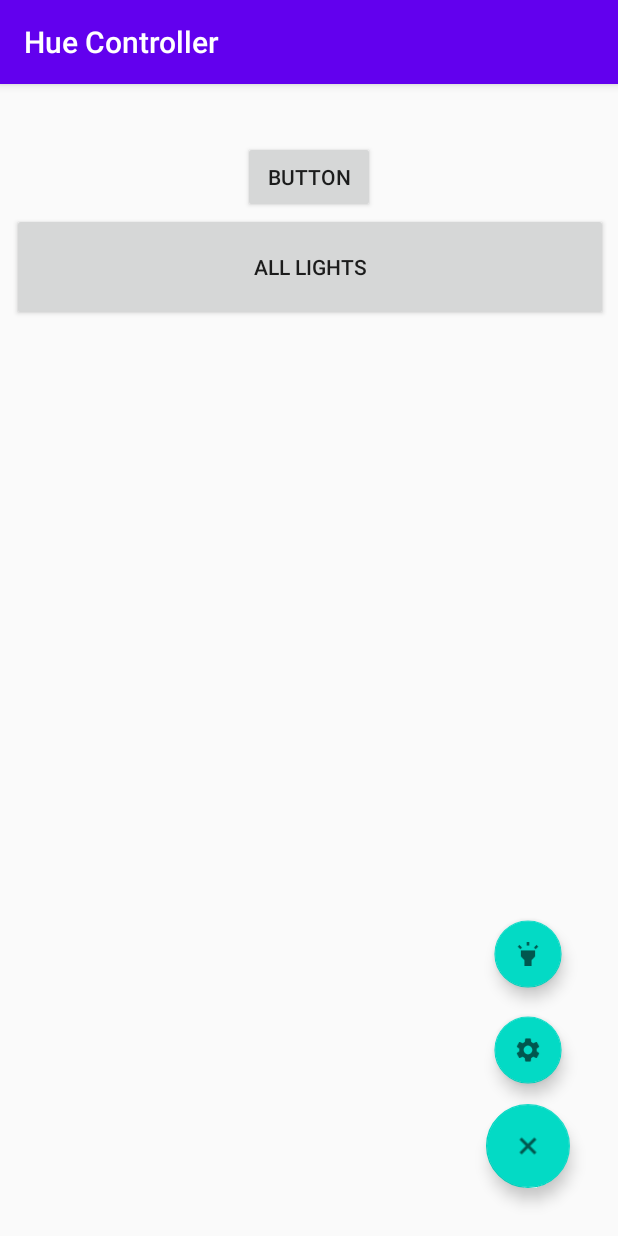
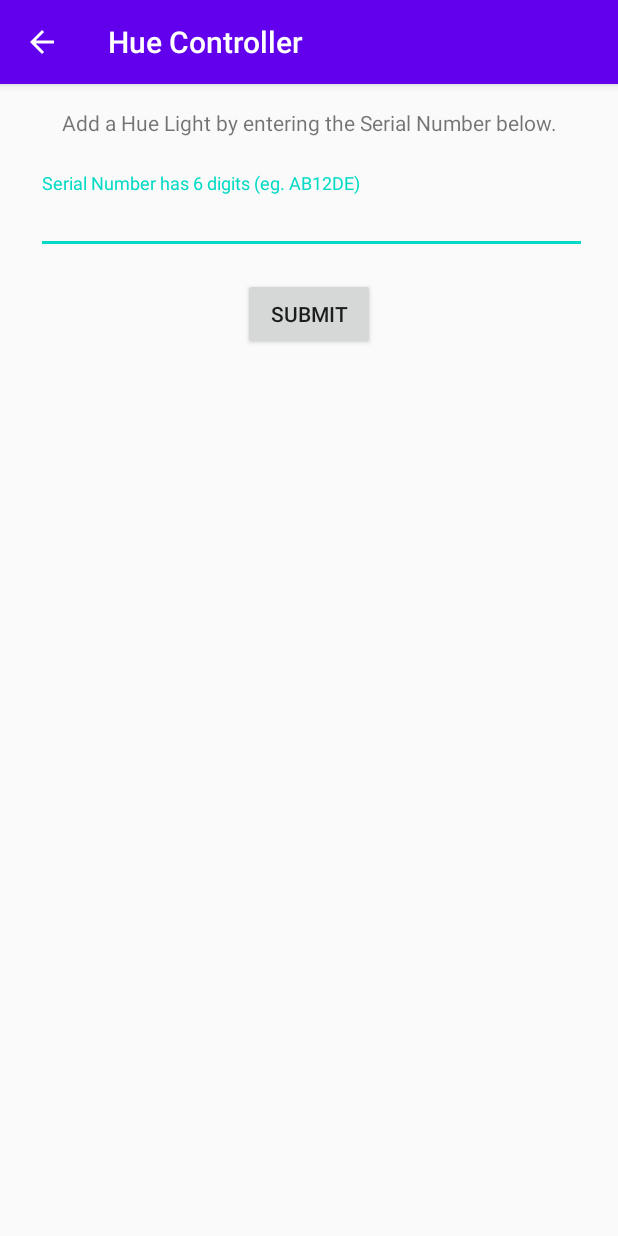
Before and after one commit to Rafaelrico7/ost-mge-hue-controller, an Android app: the screen it shows after launch (MainActivity before the commit, LightActivity after it), after a tap on an icon or button, on a phone screen of 412 x 824 dp. Run offline under Robolectric (Android 15) with nearby library versions, the phone set to English and light mode, and no system bars; our stand-ins replace Volley; network calls fail; 3 other taps on this screen came first.

Commit message:
added add light activity

```diff
--- a/app/src/main/AndroidManifest.xml
+++ b/app/src/main/AndroidManifest.xml
@@ -11,9 +11,10 @@
         android:roundIcon="@mipmap/ic_launcher_round"
         android:supportsRtl="true"
         android:theme="@style/AppTheme">
+        <activity android:name=".LightActivity"></activity>
         <activity
             android:name=".SettingsActivity"
-            android:label="@string/title_activity_settings"></activity>
+            android:label="@string/title_activity_settings" />
         <activity android:name=".MainActivity">
             <intent-filter>
                 <action android:name="android.intent.action.MAIN" />
--- /dev/null
+++ b/app/src/main/java/com/example/hue/LightActivity.kt
@@ -0,0 +1,27 @@
+package com.example.hue
+
+import androidx.appcompat.app.AppCompatActivity
+import android.os.Bundle
+import android.view.MenuItem
+
+class LightActivity : AppCompatActivity() {
+    override fun onCreate(savedInstanceState: Bundle?) {
+        super.onCreate(savedInstanceState)
+        setContentView(R.layout.activity_light)
+        supportActionBar?.setDisplayHomeAsUpEnabled(true)
+    }
+
+    override fun onOptionsItemSelected(item: MenuItem): Boolean {
+        when (item.itemId) {
+            android.R.id.home -> {
+                onBackPressed()
+                return true
+
+            }
+
+        }
+        return super.onOptionsItemSelected(item)
+
+
+    }
+}
--- a/app/src/main/java/com/example/hue/MainActivity.kt
+++ b/app/src/main/java/com/example/hue/MainActivity.kt
@@ -64,7 +64,14 @@ class MainActivity : AppCompatActivity() {
         }
 
         light_button.setOnClickListener{
-            Toast.makeText(this, "Light Button Clicked", Toast.LENGTH_SHORT).show()
+            val myIntent = Intent(this, LightActivity::class.java)
+            startActivity(myIntent)
+            overridePendingTransition( R.anim.from_right, R.anim.to_left );
+            val toBottom = AnimationUtils.loadAnimation(this, R.anim.to_bottom_anim)
+            val rotateClose = AnimationUtils.loadAnimation(this, R.anim.rotate_close_anim)
+            menu_button.startAnimation(toBottom)
+            light_button.startAnimation(toBottom)
+            add_button.startAnimation(rotateClose)
         }
     }
 
--- /dev/null
+++ b/app/src/main/res/layout/activity_light.xml
@@ -0,0 +1,47 @@
+<?xml version="1.0" encoding="utf-8"?>
+<androidx.constraintlayout.widget.ConstraintLayout xmlns:android="http://schemas.android.com/apk/res/android"
+    xmlns:app="http://schemas.android.com/apk/res-auto"
+    xmlns:tools="http://schemas.android.com/tools"
+    android:layout_width="match_parent"
+    android:layout_height="match_parent"
+    tools:context=".LightActivity">
+
+    <TextView
+        android:id="@+id/textView2"
+        android:layout_width="wrap_content"
+        android:layout_height="wrap_content"
+        android:layout_marginStart="16dp"
+        android:layout_marginTop="16dp"
+        android:layout_marginEnd="16dp"
+        android:text="@string/addLightText"
+        app:layout_constraintEnd_toEndOf="parent"
+        app:layout_constraintStart_toStartOf="parent"
+        app:layout_constraintTop_toTopOf="parent" />
+
+    <com.google.android.material.textfield.TextInputLayout
+        android:id="@+id/textInputLayout2"
+        android:layout_width="364dp"
+        android:layout_height="54dp"
+        android:layout_marginStart="32dp"
+        android:layout_marginTop="24dp"
+        android:layout_marginEnd="32dp"
+        app:layout_constraintEnd_toEndOf="parent"
+        app:layout_constraintStart_toStartOf="parent"
+        app:layout_constraintTop_toBottomOf="@+id/textView2">
+
+        <com.google.android.material.textfield.TextInputEditText
+            android:layout_width="367dp"
+            android:layout_height="wrap_content"
+            android:hint="@string/addLightHint" />
+    </com.google.android.material.textfield.TextInputLayout>
+
+    <Button
+        android:id="@+id/button3"
+        android:layout_width="wrap_content"
+        android:layout_height="wrap_content"
+        android:layout_marginTop="16dp"
+        android:text="@string/submitButton"
+        app:layout_constraintEnd_toEndOf="parent"
+        app:layout_constraintStart_toStartOf="parent"
+        app:layout_constraintTop_toBottomOf="@+id/textInputLayout2" />
+</androidx.constraintlayout.widget.ConstraintLayout>
--- a/app/src/main/res/values/strings.xml
+++ b/app/src/main/res/values/strings.xml
@@ -8,7 +8,8 @@
     <string name="bridgeIPDescription">Please set the IP of your Hue Bridge below.</string>
     <string name="bridgeIPHint">eg. 192.168.1.10</string>
     <string name="submitButton">Submit</string>
-
+    <string name="addLightText">Add a Hue Light by entering the Serial Number below.</string>
+    <string name="addLightHint">Serial Number has 6 digits (eg. AB12DE)</string>
     <!-- Preference Titles -->
     <string name="messages_header">Messages</string>
     <string name="sync_header">Sync</string>
```
